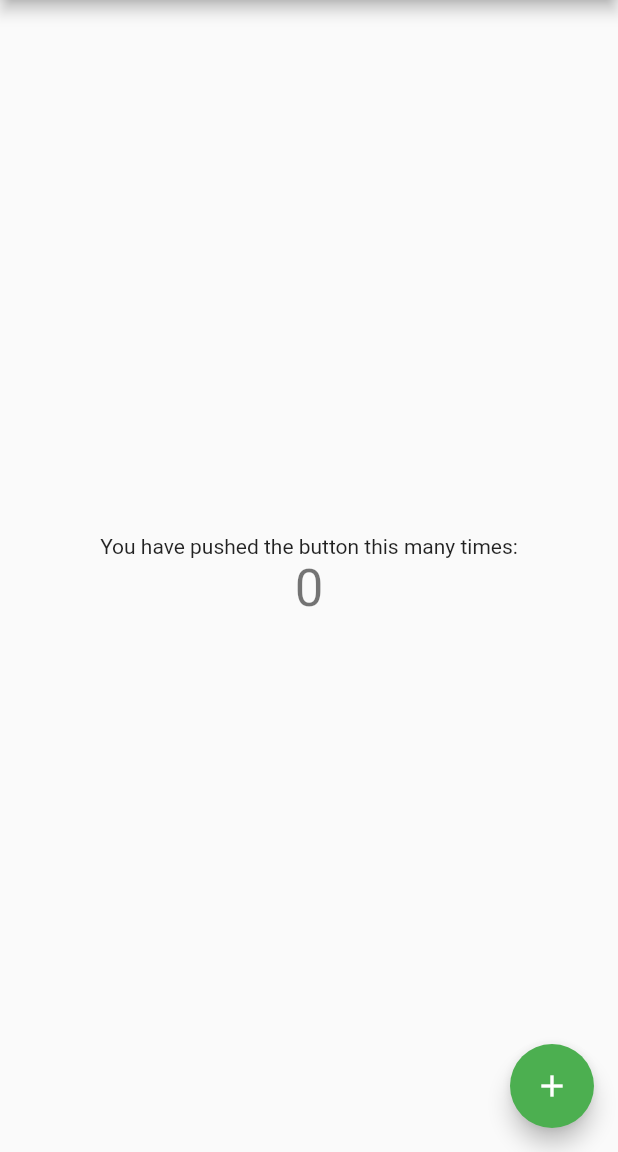
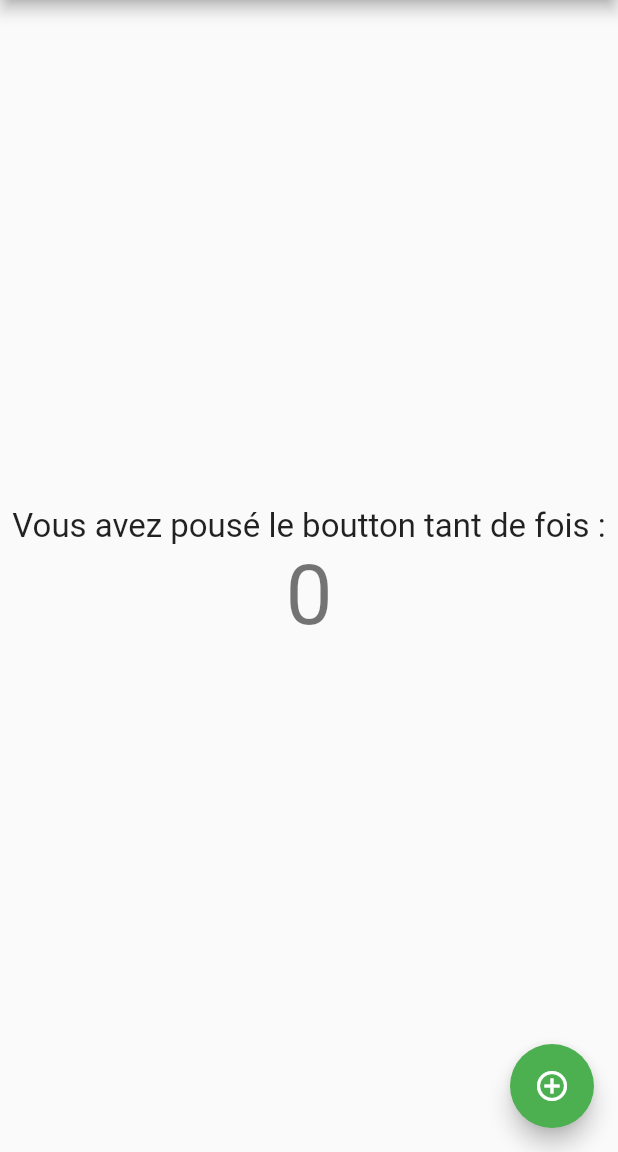
Before and after one commit to ThaChicken/tp1, a Flutter app: the screen it shows after launch, on a phone screen of 412 x 824 dp, the part 84-1236 px from its top. Run offline on Flutter 3.47's test engine with Material 2 defaults, Android fonts, the phone set to English and light mode, and no system bars.

Commit message:
petit changement pt.2

```diff
--- a/flutter_application_1/flutter_application_1/lib/main.dart
+++ b/flutter_application_1/flutter_application_1/lib/main.dart
@@ -96,11 +96,12 @@ class _MyHomePageState extends State<MyHomePage> {
           mainAxisAlignment: MainAxisAlignment.center,
           children: <Widget>[
             const Text(
-              'You have pushed the button this many times:',
+              'Vous avez pousé le boutton tant de fois :',
+              style: TextStyle(fontSize: 22)
             ),
             Text(
               '$_counter',
-              style: Theme.of(context).textTheme.headline4,
+              style: Theme.of(context).textTheme.headline2,
             ),
           ],
         ),
@@ -108,7 +109,7 @@ class _MyHomePageState extends State<MyHomePage> {
       floatingActionButton: FloatingActionButton(
         onPressed: _incrementCounter,
         tooltip: 'Increment',
-        child: const Icon(Icons.add),
+        child: const Icon(Icons.add_circle_outline_outlined),
       ), // This trailing comma makes auto-formatting nicer for build methods.
     );
   }
```
